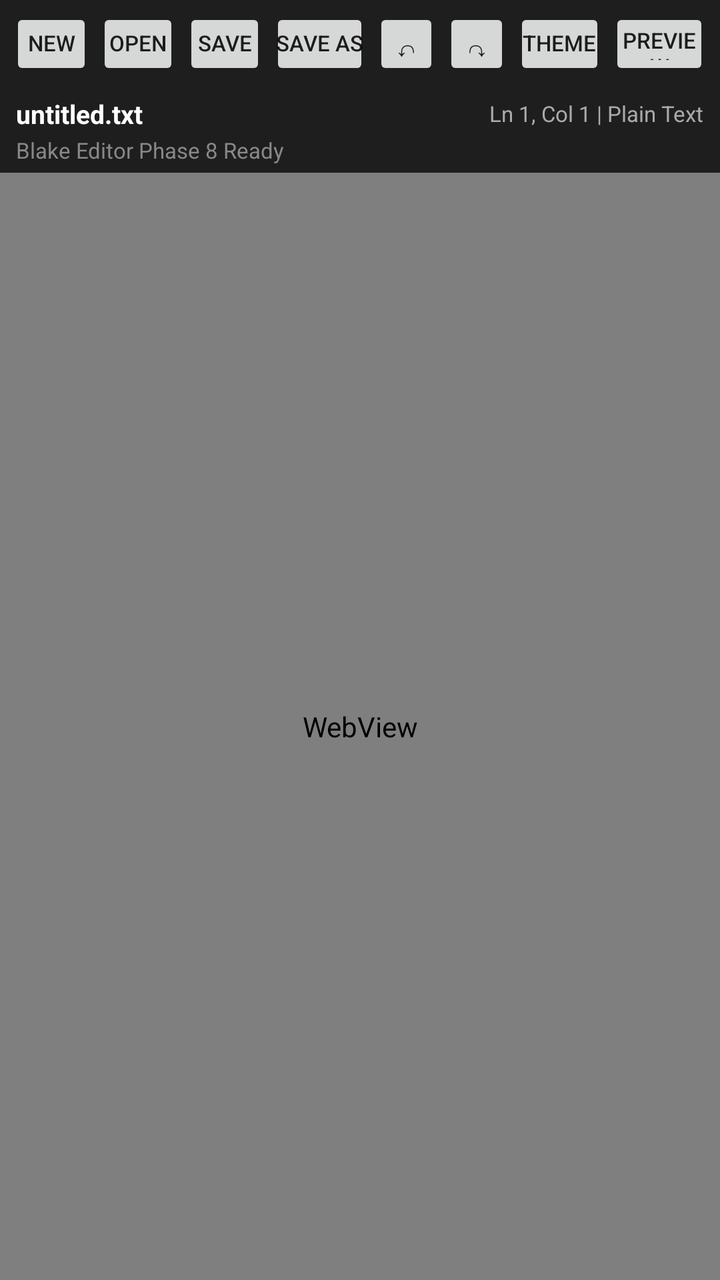
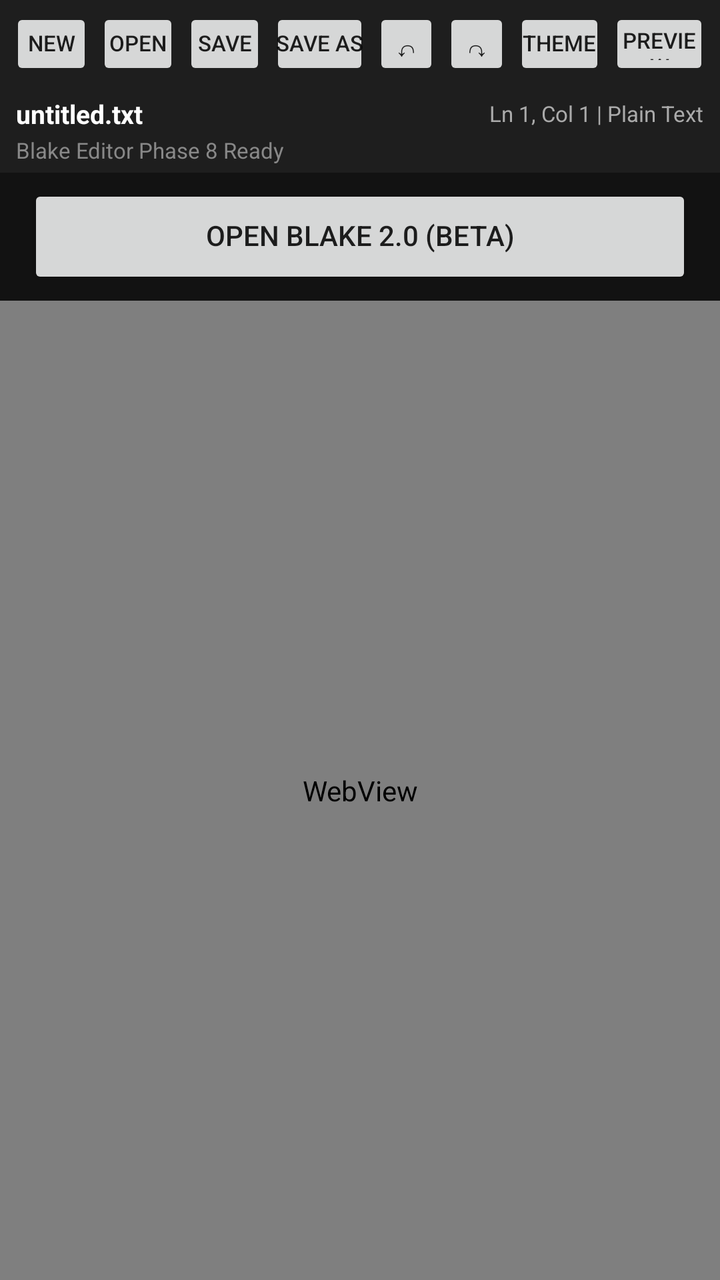

Compare the two renders of this Android layout. The source of the first and the diff that turns it into the second are given below.
<!-- AndroidManifest.xml: application theme Theme.BlakeEditor -->
<!-- res/layout/activity_main.xml -->
<?xml version="1.0" encoding="utf-8"?>
<LinearLayout xmlns:android="http://schemas.android.com/apk/res/android"
    android:id="@+id/rootContainer"
    android:layout_width="match_parent"
    android:layout_height="match_parent"
    android:orientation="vertical"
    android:background="@color/bg_dark">

    
    <LinearLayout
        android:id="@+id/topBar"
        android:layout_width="match_parent"
        android:layout_height="wrap_content"
        android:orientation="horizontal"
        android:baselineAligned="false"
        android:gravity="center_vertical"
        android:paddingStart="4dp"
        android:paddingEnd="4dp"
        android:paddingTop="4dp"
        android:paddingBottom="4dp"
        android:background="#1E1E1E">

        <Button
            android:id="@+id/btnNew"
            android:layout_width="0dp"
            android:layout_height="36dp"
            android:layout_weight="1"
            android:layout_marginStart="1dp"
            android:layout_marginEnd="1dp"
            android:minHeight="0dp"
            android:minWidth="0dp"
            android:insetTop="0dp"
            android:insetBottom="0dp"
            android:paddingStart="2dp"
            android:paddingEnd="2dp"
            android:includeFontPadding="false"
            android:stateListAnimator="@null"
            android:text="@string/action_new"
            android:textSize="11sp" />

        <Button
            android:id="@+id/btnOpen"
            android:layout_width="0dp"
            android:layout_height="36dp"
            android:layout_weight="1"
            android:layout_marginStart="1dp"
            android:layout_marginEnd="1dp"
            android:minHeight="0dp"
            android:minWidth="0dp"
            android:insetTop="0dp"
            android:insetBottom="0dp"
            android:paddingStart="2dp"
            android:paddingEnd="2dp"
            android:includeFontPadding="false"
            android:stateListAnimator="@null"
            android:text="@string/action_open"
            android:textSize="11sp" />

        <Button
            android:id="@+id/btnSave"
            android:layout_width="0dp"
            android:layout_height="36dp"
            android:layout_weight="1"
            android:layout_marginStart="1dp"
            android:layout_marginEnd="1dp"
            android:minHeight="0dp"
            android:minWidth="0dp"
            android:insetTop="0dp"
            android:insetBottom="0dp"
            android:paddingStart="2dp"
            android:paddingEnd="2dp"
            android:includeFontPadding="false"
            android:stateListAnimator="@null"
            android:text="@string/action_save"
            android:textSize="11sp" />

        <Button
            android:id="@+id/btnSaveAs"
            android:layout_width="0dp"
            android:layout_height="36dp"
            android:layout_weight="1.2"
            android:layout_marginStart="1dp"
            android:layout_marginEnd="1dp"
            android:minHeight="0dp"
            android:minWidth="0dp"
            android:insetTop="0dp"
            android:insetBottom="0dp"
            android:paddingStart="2dp"
            android:paddingEnd="2dp"
            android:includeFontPadding="false"
            android:stateListAnimator="@null"
            android:text="@string/action_save_as"
            android:textSize="11sp" />

        <Button
            android:id="@+id/btnUndo"
            android:layout_width="0dp"
            android:layout_height="36dp"
            android:layout_weight="0.8"
            android:layout_marginStart="1dp"
            android:layout_marginEnd="1dp"
            android:minHeight="0dp"
            android:minWidth="0dp"
            android:insetTop="0dp"
            android:insetBottom="0dp"
            android:paddingStart="2dp"
            android:paddingEnd="2dp"
            android:includeFontPadding="false"
            android:stateListAnimator="@null"
            android:text="@string/action_undo"
            android:textSize="13sp" />

        <Button
            android:id="@+id/btnRedo"
            android:layout_width="0dp"
            android:layout_height="36dp"
            android:layout_weight="0.8"
            android:layout_marginStart="1dp"
            android:layout_marginEnd="1dp"
            android:minHeight="0dp"
            android:minWidth="0dp"
            android:insetTop="0dp"
            android:insetBottom="0dp"
            android:paddingStart="2dp"
            android:paddingEnd="2dp"
            android:includeFontPadding="false"
            android:stateListAnimator="@null"
            android:text="@string/action_redo"
            android:textSize="13sp" />

        <Button
            android:id="@+id/btnTheme"
            android:layout_width="0dp"
            android:layout_height="36dp"
            android:layout_weight="1.1"
            android:layout_marginStart="1dp"
            android:layout_marginEnd="1dp"
            android:minHeight="0dp"
            android:minWidth="0dp"
            android:insetTop="0dp"
            android:insetBottom="0dp"
            android:paddingStart="2dp"
            android:paddingEnd="2dp"
            android:includeFontPadding="false"
            android:stateListAnimator="@null"
            android:text="@string/action_theme"
            android:textSize="11sp" />

        <Button
            android:id="@+id/btnPreview"
            android:layout_width="0dp"
            android:layout_height="36dp"
            android:layout_weight="1.2"
            android:layout_marginStart="1dp"
            android:layout_marginEnd="1dp"
            android:minHeight="0dp"
            android:minWidth="0dp"
            android:insetTop="0dp"
            android:insetBottom="0dp"
            android:paddingStart="2dp"
            android:paddingEnd="2dp"
            android:includeFontPadding="false"
            android:stateListAnimator="@null"
            android:text="@string/action_preview"
            android:textSize="11sp" />
    </LinearLayout>

    
    <LinearLayout
        android:id="@+id/fileBar"
        android:layout_width="match_parent"
        android:layout_height="wrap_content"
        android:orientation="horizontal"
        android:baselineAligned="false"
        android:gravity="center_vertical"
        android:paddingStart="8dp"
        android:paddingEnd="8dp"
        android:paddingTop="4dp"
        android:paddingBottom="2dp"
        android:background="#1E1E1E">

        <TextView
            android:id="@+id/tvFileName"
            android:layout_width="0dp"
            android:layout_height="wrap_content"
            android:layout_weight="1"
            android:textColor="@color/text_primary"
            android:textSize="13sp"
            android:textStyle="bold"
            android:text="untitled.txt" />

        <TextView
            android:id="@+id/tvEditorInfo"
            android:layout_width="wrap_content"
            android:layout_height="wrap_content"
            android:textColor="#AAAAAA"
            android:textSize="11sp"
            android:text="Ln 1, Col 1 | Plain Text" />
    </LinearLayout>

    <TextView
        android:id="@+id/tvStatus"
        android:layout_width="match_parent"
        android:layout_height="wrap_content"
        android:paddingStart="8dp"
        android:paddingEnd="8dp"
        android:paddingBottom="4dp"
        android:background="#1E1E1E"
        android:textColor="#888888"
        android:textSize="11sp"
        android:text="@string/welcome_placeholder" />

    
    <WebView
        android:id="@+id/webViewEditor"
        android:layout_width="match_parent"
        android:layout_height="0dp"
        android:layout_weight="1" />

</LinearLayout>
<!-- resources referenced by this layout -->
<resources>
  <color name="bg_dark">#FF121212</color>
  <color name="text_primary">#FFFFFFFF</color>
  <string name="action_new">New</string>
  <string name="action_open">Open</string>
  <string name="action_preview">Preview</string>
  <string name="action_redo">↷</string>
  <string name="action_save">Save</string>
  <string name="action_save_as">Save As</string>
  <string name="action_theme">Theme</string>
  <string name="action_undo">↶</string>
  <string name="welcome_placeholder">Blake Editor   Phase 8 Ready</string>
  <style name="Theme.BlakeEditor" parent="Theme.AppCompat.DayNight.NoActionBar">
          <item name="android:windowLayoutInDisplayCutoutMode">shortEdges</item>
          <item name="android:statusBarColor">@android:color/transparent</item>
          <item name="android:navigationBarColor">@android:color/transparent</item>
          <item name="android:windowDrawsSystemBarBackgrounds">true</item>
      </style>
</resources>

<!-- the commit's change to res/layout/activity_main.xml (unified diff, before → after) -->
@@ -211,6 +211,36 @@
         android:text="@string/welcome_placeholder" />
 
     
+    <LinearLayout
+        android:id="@+id/v2EntryBar"
+        android:layout_width="match_parent"
+        android:layout_height="wrap_content"
+        android:orientation="horizontal"
+        android:gravity="center"
+        android:paddingStart="6dp"
+        android:paddingEnd="6dp"
+        android:background="@color/bg_dark">
+
+        
+        <Button
+            android:id="@+id/btnOpenV2"
+            android:layout_width="match_parent"
+            android:layout_height="52dp"
+            android:layout_marginStart="8dp"
+            android:layout_marginEnd="8dp"
+            android:layout_marginTop="6dp"
+            android:layout_marginBottom="6dp"
+            android:minHeight="48dp"
+            android:minWidth="0dp"
+            android:paddingStart="16dp"
+            android:paddingEnd="16dp"
+            android:includeFontPadding="false"
+            android:text="@string/action_open_v2"
+            android:textSize="14sp"
+            android:contentDescription="@string/action_open_v2" />
+    </LinearLayout>
+
+    
     <WebView
         android:id="@+id/webViewEditor"
         android:layout_width="match_parent"
<!-- resource entries referenced after the edit -->
@@ -4,6 +4,7 @@
   <color name="text_primary">#FFFFFFFF</color>
   <string name="action_new">New</string>
   <string name="action_open">Open</string>
+  <string name="action_open_v2">Open Blake 2.0 (Beta)</string>
   <string name="action_preview">Preview</string>
   <string name="action_redo">↷</string>
   <string name="action_save">Save</string>
